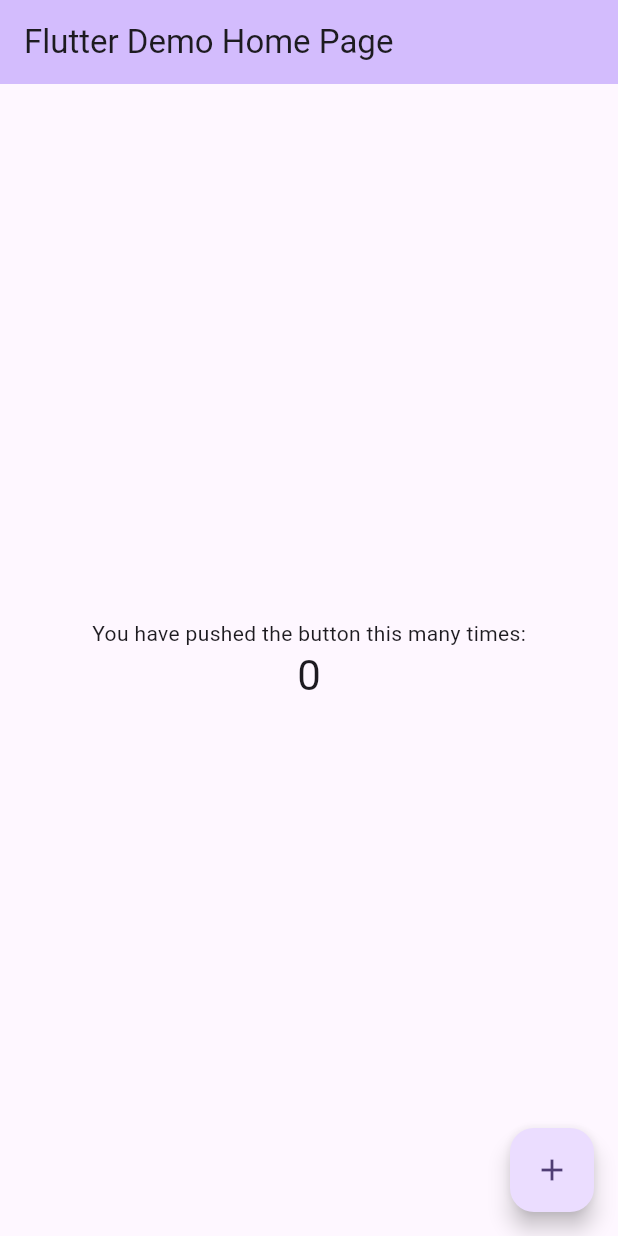
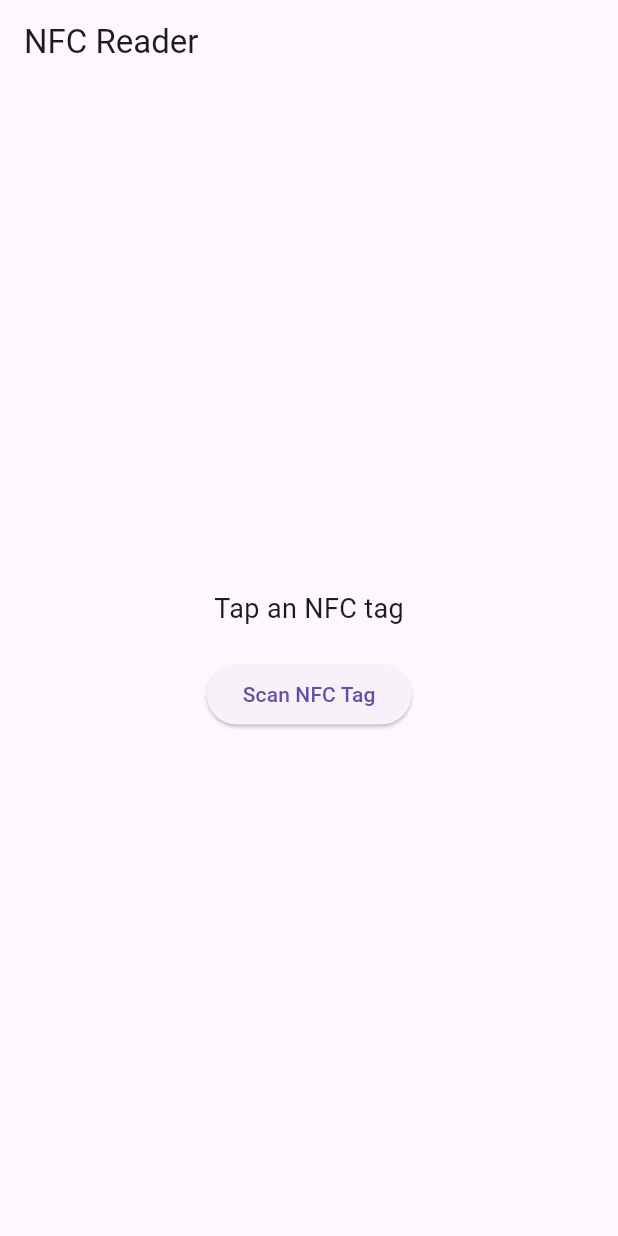
Before and after one commit to tarikbinaziz/flutter_nfc, a Flutter app: the screen it shows after launch, on a phone screen of 412 x 824 dp. Run offline on Flutter 3.47's test engine with Material 3 defaults, Android fonts, the light colour scheme and no system bars; missing offline and left inert: nfc_manager.

Commit message:
setup complete

```diff
--- a/lib/main.dart
+++ b/lib/main.dart
@@ -1,122 +1,61 @@
 import 'package:flutter/material.dart';
+import 'package:nfc_manager/nfc_manager.dart';
 
 void main() {
-  runApp(const MyApp());
+  runApp(MyApp());
 }
 
 class MyApp extends StatelessWidget {
   const MyApp({super.key});
 
-  // This widget is the root of your application.
   @override
   Widget build(BuildContext context) {
-    return MaterialApp(
-      title: 'Flutter Demo',
-      theme: ThemeData(
-        // This is the theme of your application.
-        //
-        // TRY THIS: Try running your application with "flutter run". You'll see
-        // the application has a purple toolbar. Then, without quitting the app,
-        // try changing the seedColor in the colorScheme below to Colors.green
-        // and then invoke "hot reload" (save your changes or press the "hot
-        // reload" button in a Flutter-supported IDE, or press "r" if you used
-        // the command line to start the app).
-        //
-        // Notice that the counter didn't reset back to zero; the application
-        // state is not lost during the reload. To reset the state, use hot
-        // restart instead.
-        //
-        // This works for code too, not just values: Most code changes can be
-        // tested with just a hot reload.
-        colorScheme: ColorScheme.fromSeed(seedColor: Colors.deepPurple),
-      ),
-      home: const MyHomePage(title: 'Flutter Demo Home Page'),
-    );
+    return MaterialApp(home: NFCReaderScreen());
   }
 }
 
-class MyHomePage extends StatefulWidget {
-  const MyHomePage({super.key, required this.title});
-
-  // This widget is the home page of your application. It is stateful, meaning
-  // that it has a State object (defined below) that contains fields that affect
-  // how it looks.
-
-  // This class is the configuration for the state. It holds the values (in this
-  // case the title) provided by the parent (in this case the App widget) and
-  // used by the build method of the State. Fields in a Widget subclass are
-  // always marked "final".
-
-  final String title;
+class NFCReaderScreen extends StatefulWidget {
+  const NFCReaderScreen({super.key});
 
   @override
-  State<MyHomePage> createState() => _MyHomePageState();
+  _NFCReaderScreenState createState() => _NFCReaderScreenState();
 }
 
-class _MyHomePageState extends State<MyHomePage> {
-  int _counter = 0;
-
-  void _incrementCounter() {
-    setState(() {
-      // This call to setState tells the Flutter framework that something has
-      // changed in this State, which causes it to rerun the build method below
-      // so that the display can reflect the updated values. If we changed
-      // _counter without calling setState(), then the build method would not be
-      // called again, and so nothing would appear to happen.
-      _counter++;
-    });
+class _NFCReaderScreenState extends State<NFCReaderScreen> {
+  String nfcData = "Tap an NFC tag";
+  Future<void> startNFC() async {
+    bool isAvailable = await NfcManager.instance.isAvailable();
+    if (!isAvailable) {
+      setState(() {
+        nfcData = "NFC is not available on this device";
+      });
+      return;
+    }
+    NfcManager.instance.startSession(
+      pollingOptions: {NfcPollingOption.iso14443},
+      onDiscovered: (NfcTag tag) async {
+        setState(() {
+          nfcData = tag.data.toString();
+        });
+        NfcManager.instance.stopSession();
+      },
+    );
   }
 
   @override
   Widget build(BuildContext context) {
-    // This method is rerun every time setState is called, for instance as done
-    // by the _incrementCounter method above.
-    //
-    // The Flutter framework has been optimized to make rerunning build methods
-    // fast, so that you can just rebuild anything that needs updating rather
-    // than having to individually change instances of widgets.
     return Scaffold(
-      appBar: AppBar(
-        // TRY THIS: Try changing the color here to a specific color (to
-        // Colors.amber, perhaps?) and trigger a hot reload to see the AppBar
-        // change color while the other colors stay the same.
-        backgroundColor: Theme.of(context).colorScheme.inversePrimary,
-        // Here we take the value from the MyHomePage object that was created by
-        // the App.build method, and use it to set our appbar title.
-        title: Text(widget.title),
-      ),
+      appBar: AppBar(title: Text("NFC Reader")),
       body: Center(
-        // Center is a layout widget. It takes a single child and positions it
-        // in the middle of the parent.
         child: Column(
-          // Column is also a layout widget. It takes a list of children and
-          // arranges them vertically. By default, it sizes itself to fit its
-          // children horizontally, and tries to be as tall as its parent.
-          //
-          // Column has various properties to control how it sizes itself and
-          // how it positions its children. Here we use mainAxisAlignment to
-          // center the children vertically; the main axis here is the vertical
-          // axis because Columns are vertical (the cross axis would be
-          // horizontal).
-          //
-          // TRY THIS: Invoke "debug painting" (choose the "Toggle Debug Paint"
-          // action in the IDE, or press "p" in the console), to see the
-          // wireframe for each widget.
           mainAxisAlignment: MainAxisAlignment.center,
-          children: <Widget>[
-            const Text('You have pushed the button this many times:'),
-            Text(
-              '$_counter',
-              style: Theme.of(context).textTheme.headlineMedium,
-            ),
+          children: [
+            Text(nfcData, style: TextStyle(fontSize: 18)),
+            SizedBox(height: 20),
+            ElevatedButton(onPressed: startNFC, child: Text("Scan NFC Tag")),
           ],
         ),
       ),
-      floatingActionButton: FloatingActionButton(
-        onPressed: _incrementCounter,
-        tooltip: 'Increment',
-        child: const Icon(Icons.add),
-      ), // This trailing comma makes auto-formatting nicer for build methods.
     );
   }
 }
```
Also changed, not shown: 3 other files.
